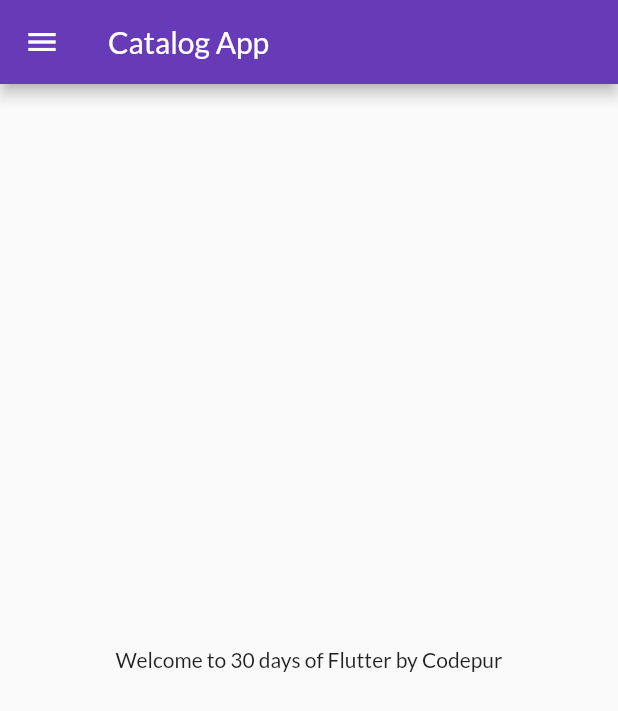
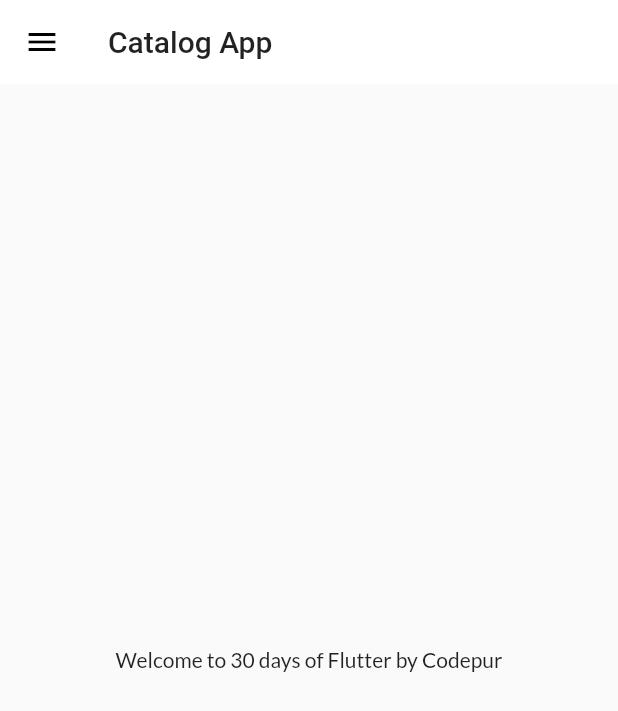
Before and after one commit to soham1sawant/30DaysofFlutter, a Flutter app: the screen it shows after launch, on a phone screen of 412 x 824 dp. Shown: the top 711 px of the screen. Run offline on Flutter 3.47's test engine with Material 2 defaults, Android fonts, the phone set to English and light mode, and no system bars; our stand-ins replace google_fonts.

Commit message:
themes extracted

```diff
--- a/lib/main.dart
+++ b/lib/main.dart
@@ -1,8 +1,8 @@
 import 'package:flutter/material.dart';
 import 'package:welcome_app/pages/home_page.dart';
 import 'package:welcome_app/pages/login_page.dart';
-import 'package:google_fonts/google_fonts.dart';
 import 'package:welcome_app/utils/routes.dart';
+import 'package:welcome_app/widgets/themes.dart';
 
 void main() {
   runApp(MyApp());
@@ -13,13 +13,8 @@ class MyApp extends StatelessWidget {
   Widget build(BuildContext context) {
     return MaterialApp(
       themeMode: ThemeMode.light,
-      theme: ThemeData(
-        primarySwatch: Colors.deepPurple,
-        fontFamily: GoogleFonts.lato().fontFamily,
-      ),
-      darkTheme: ThemeData(
-        brightness: Brightness.dark,
-      ),
+      theme: MyTheme.lightTheme(context),
+      darkTheme: MyTheme.darkTheme(context),
       debugShowCheckedModeBanner: false,
       initialRoute: MyRoutes.homeRoute,
       routes: {
--- /dev/null
+++ b/lib/widgets/themes.dart
@@ -0,0 +1,19 @@
+import 'package:flutter/material.dart';
+import 'package:google_fonts/google_fonts.dart';
+
+class MyTheme {
+  static ThemeData lightTheme(BuildContext context) => ThemeData(
+        primarySwatch: Colors.deepPurple,
+        fontFamily: GoogleFonts.lato().fontFamily,
+        appBarTheme: AppBarTheme(
+          color: Colors.white,
+          elevation: 0.0,
+          iconTheme: IconThemeData(color: Colors.black),
+          textTheme: Theme.of(context).textTheme,
+        ),
+      );
+
+      static ThemeData darkTheme(BuildContext context) => ThemeData(
+        brightness: Brightness.dark,
+      );
+}
```
